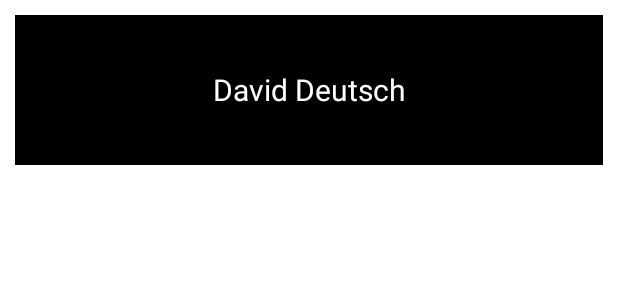
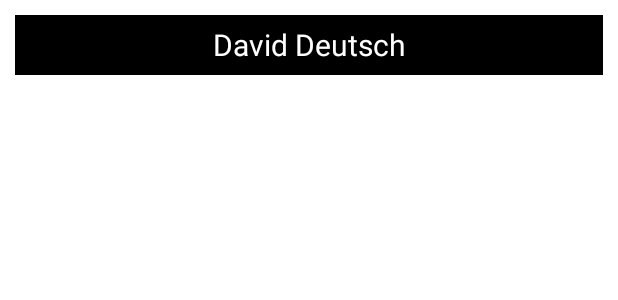
Before and after one commit to adavidd/scanner, an Android app: the layout login_list_item.xml on its own in the app's theme, with its tools: preview values and no code run, on a phone screen of 412 x 824 dp. Shown: the top 300 px of the screen. Run offline under Robolectric (Android 15) with nearby library versions, the phone set to English and light mode, and no system bars; network calls fail.

Commit message:
added more fields on order item and few more fixes

```diff
--- a/app/src/main/java/co/il/scanner/OrderAdapter.java
+++ b/app/src/main/java/co/il/scanner/OrderAdapter.java
@@ -44,7 +44,7 @@ public class OrderAdapter extends RecyclerView.Adapter<OrderAdapter.ViewHolder>
 
         if (mOrdersItems.get(position).getItem() != null) {
 
-            holder.mItemName.setText(String.valueOf(mOrdersItems.get(position).getItem().getName()));
+            holder.mItemName.setText(String.valueOf(mOrdersItems.get(position).getItem().getCode()) + " - " + String.valueOf(mOrdersItems.get(position).getItem().getName()));
             holder.mItemCode.setText(String.valueOf(mOrdersItems.get(position).getItem().getBarcode1() + " " +
 
                     (mOrdersItems.get(position).getItem().getWarhouseDescription()!=null && mOrdersItems.get(position).getItem().getWarhouseDescription().toString().length()>0?mOrdersItems.get(position).getItem().getWarhouseDescription():"")
--- a/app/src/main/res/layout/login_list_item.xml
+++ b/app/src/main/res/layout/login_list_item.xml
@@ -9,12 +9,12 @@
     <TextView
         android:id="@+id/LLI_button_item_BTN"
         android:layout_width="match_parent"
-        android:layout_height="100dp"
+        android:layout_height="40dp"
+        android:layout_gravity="center"
         android:background="@color/black"
+        android:gravity="center"
         android:textColor="@color/white"
-        android:layout_gravity="center"
-        android:gravity="center"
         android:textSize="20sp"
-        tools:text="David Deutsch"/>
+        tools:text="David Deutsch" />
 
 </LinearLayout>
```
Also changed, not shown: app/src/main/java/co/il/scanner/model/Item.java (+4 -3 lines).
